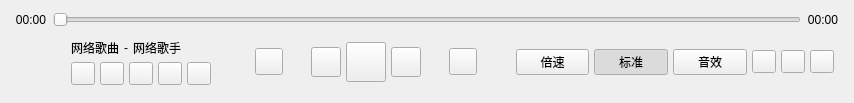
The window that ui/MyWindow/BasicWindow/PlayWidget.ui (a-mo-xi-wei/Qt-KuGouAppClient) describes before a commit, drawn with Qt 5.
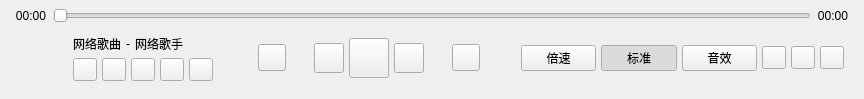
The same window after the commit. Custom widgets are drawn as their Qt base class.

```diff
--- a/ui/MyWindow/BasicWindow/PlayWidget.ui
+++ b/ui/MyWindow/BasicWindow/PlayWidget.ui
@@ -6,19 +6,31 @@
    <rect>
     <x>0</x>
     <y>0</y>
-    <width>854</width>
-    <height>103</height>
+    <width>864</width>
+    <height>99</height>
    </rect>
   </property>
   <property name="windowTitle">
    <string>PlayWidget</string>
   </property>
   <layout class="QVBoxLayout" name="verticalLayout">
+   <property name="spacing">
+    <number>4</number>
+   </property>
+   <property name="topMargin">
+    <number>5</number>
+   </property>
    <item>
     <layout class="QHBoxLayout" name="processLayout">
      <property name="spacing">
       <number>2</number>
      </property>
+     <property name="topMargin">
+      <number>2</number>
+     </property>
+     <property name="bottomMargin">
+      <number>2</number>
+     </property>
      <item>
       <widget class="QLabel" name="position_label">
        <property name="minimumSize">
@@ -120,14 +132,14 @@
        </property>
        <property name="minimumSize">
         <size>
-         <width>48</width>
-         <height>48</height>
+         <width>50</width>
+         <height>50</height>
         </size>
        </property>
        <property name="maximumSize">
         <size>
-         <width>48</width>
-         <height>48</height>
+         <width>50</width>
+         <height>50</height>
         </size>
        </property>
        <property name="toolTip">
```
Left out of the diff: 2 changed lines with no effect on the pictures.
